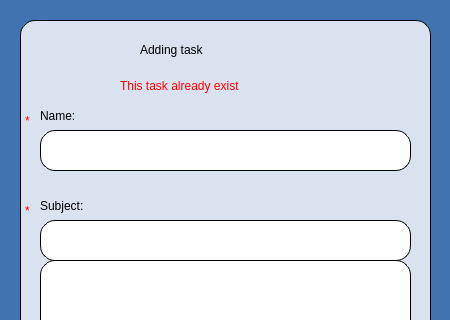
The window that Planner/agendaadding.ui (BeliaViktoria/Planner) describes before a commit, drawn with Qt 5; both pictures show x 0 to 450 and y 0 to 320 of the 450 by 580 pixel window.
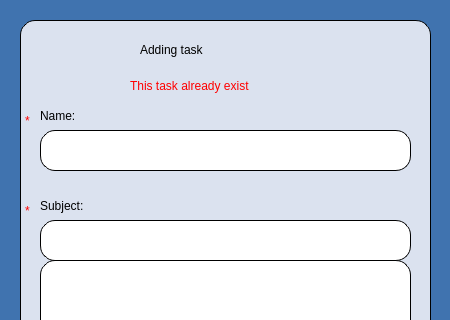
The same window after the commit.

What changed in the file:
```diff
--- a/Planner/agendaadding.ui
+++ b/Planner/agendaadding.ui
@@ -184,7 +184,7 @@
    <widget class="QLabel" name="label_AlreadyExist">
     <property name="geometry">
      <rect>
-      <x>100</x>
+      <x>110</x>
       <y>50</y>
       <width>221</width>
       <height>31</height>
```
Left out of the diff: 22 changed lines with no effect on the pictures.
